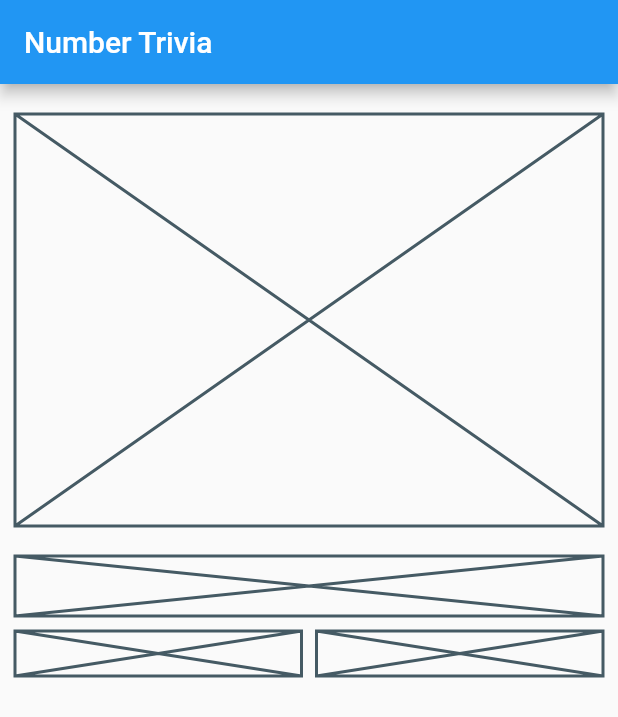
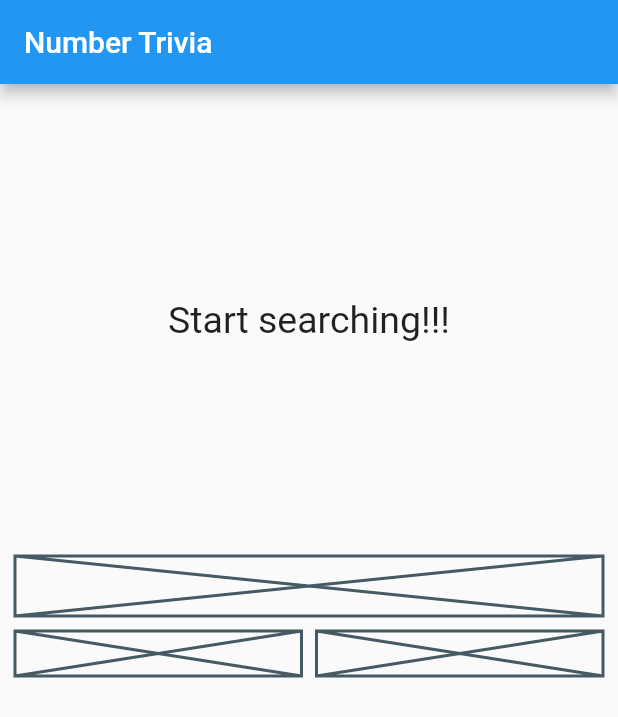
Before and after one commit to ace4seven/clean_architecture_flutter, a Flutter app: the screen it shows after launch, on a phone screen of 412 x 824 dp. Shown: the top 717 px of the screen. Run offline on Flutter 3.47's test engine with Material 2 defaults, Android fonts, the phone set to English and light mode, and no system bars; our stand-ins replace bloc, dartz, equatable, flutter_bloc, get_it, internet_connection_checker and 2 more; missing offline and left inert: dart:ffi.

Commit message:
Basic UI Boilerplate, tiny widget refactor

```diff
--- a/lib/feature/number_trivia/presentation/pages/number_trivia_screen.dart
+++ b/lib/feature/number_trivia/presentation/pages/number_trivia_screen.dart
@@ -3,6 +3,7 @@ import 'package:flutter/material.dart';
 import 'package:flutter_bloc/flutter_bloc.dart';
 
 import '../../../../app/DI/injection_container.dart';
+import '../widget/widgets.dart';
 
 class NumberTriviaScreen extends StatelessWidget {
   NumberTriviaScreen({Key? key}) : super(key: key);
@@ -29,10 +30,21 @@ class NumberTriviaScreen extends StatelessWidget {
               // Top Half
               BlocBuilder<NumberTriviaBloc, NumberTriviaState>(
                 builder: (context, state) {
-                  return Container(
-                    height: MediaQuery.of(context).size.height / 3,
-                    child: Placeholder(),
-                  );
+                  if (state is Empty) {
+                    return const MessageDisplay(
+                      message: "Start searching!!!",
+                    );
+                  } else if (state is Error) {
+                    return MessageDisplay(
+                      message: state.message,
+                    );
+                  } else if (state is Loaded) {
+                    return TriviaDisplay(numberTrivia: state.trivia);
+                  } else if (state is Loading) {
+                    return const LoadingWidget();
+                  } else {
+                    return const Placeholder();
+                  }
                 },
               ),
               const SizedBox(height: 20),
--- /dev/null
+++ b/lib/feature/number_trivia/presentation/widget/message_display.dart
@@ -0,0 +1,26 @@
+import 'package:flutter/cupertino.dart';
+
+class MessageDisplay extends StatelessWidget {
+  final String message;
+
+  const MessageDisplay({
+    Key? key,
+    required this.message,
+  }) : super(key: key);
+
+  @override
+  Widget build(BuildContext context) {
+    return Container(
+      height: MediaQuery.of(context).size.height / 3,
+      child: Center(
+        child: SingleChildScrollView(
+          child: Text(
+            message,
+            style: const TextStyle(fontSize: 25),
+            textAlign: TextAlign.center,
+          ),
+        ),
+      ),
+    );
+  }
+}
--- /dev/null
+++ b/lib/feature/number_trivia/presentation/widget/widgets.dart
@@ -0,0 +1,3 @@
+export 'loading_display.dart';
+export 'message_display.dart';
+export 'trivia_display.dart';
```
Also changed, not shown: lib/feature/number_trivia/presentation/widget/loading_display.dart (added, +18 -0 lines), lib/feature/number_trivia/presentation/widget/trivia_display.dart (added, +39 -0 lines).
